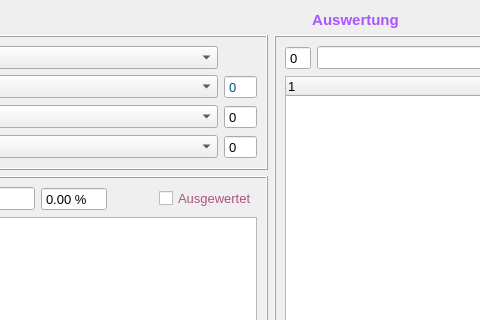
Above: formevaluation.ui from fasa1964/fshkap before the change; both pictures show x 163 to 643 and y 0 to 320 of the 1037 by 615 pixel window. Below: the same form after it.
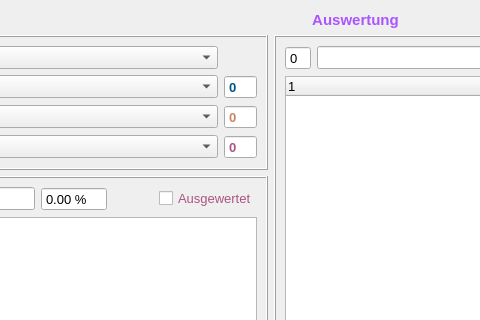
That is the form after the change.

```diff
--- a/formevaluation.ui
+++ b/formevaluation.ui
@@ -496,6 +496,12 @@
           </disabled>
          </palette>
         </property>
+        <property name="font">
+         <font>
+          <weight>75</weight>
+          <bold>true</bold>
+         </font>
+        </property>
         <property name="alignment">
          <set>Qt::AlignLeading|Qt::AlignLeft|Qt::AlignVCenter</set>
         </property>
@@ -512,6 +518,49 @@
       </item>
       <item row="2" column="2">
        <widget class="QSpinBox" name="countSkillBox">
+        <property name="palette">
+         <palette>
+          <active>
+           <colorrole role="Text">
+            <brush brushstyle="SolidPattern">
+             <color alpha="255">
+              <red>200</red>
+              <green>133</green>
+              <blue>99</blue>
+             </color>
+            </brush>
+           </colorrole>
+          </active>
+          <inactive>
+           <colorrole role="Text">
+            <brush brushstyle="SolidPattern">
+             <color alpha="255">
+              <red>200</red>
+              <green>133</green>
+              <blue>99</blue>
+             </color>
+            </brush>
+           </colorrole>
+          </inactive>
+          <disabled>
+           <colorrole role="Text">
+            <brush brushstyle="SolidPattern">
+             <color alpha="255">
+              <red>120</red>
+              <green>120</green>
+              <blue>120</blue>
+             </color>
+            </brush>
+           </colorrole>
+          </disabled>
+         </palette>
+        </property>
+        <property name="font">
+         <font>
+          <weight>75</weight>
+          <bold>true</bold>
+         </font>
+        </property>
         <property name="readOnly">
          <bool>true</bool>
         </property>
@@ -522,6 +571,49 @@
       </item>
       <item row="3" column="2">
        <widget class="QSpinBox" name="countProjektBox">
+        <property name="palette">
+         <palette>
+          <active>
+           <colorrole role="Text">
+            <brush brushstyle="SolidPattern">
+             <color alpha="255">
+              <red>170</red>
+              <green>85</green>
+              <blue>127</blue>
+             </color>
+            </brush>
+           </colorrole>
+          </active>
+          <inactive>
+           <colorrole role="Text">
+            <brush brushstyle="SolidPattern">
+             <color alpha="255">
+              <red>170</red>
+              <green>85</green>
+              <blue>127</blue>
+             </color>
+            </brush>
+           </colorrole>
+          </inactive>
+          <disabled>
+           <colorrole role="Text">
+            <brush brushstyle="SolidPattern">
+             <color alpha="255">
+              <red>120</red>
+              <green>120</green>
+              <blue>120</blue>
+             </color>
+            </brush>
+           </colorrole>
+          </disabled>
+         </palette>
+        </property>
+        <property name="font">
+         <font>
+          <weight>75</weight>
+          <bold>true</bold>
+         </font>
+        </property>
         <property name="readOnly">
          <bool>true</bool>
         </property>
```
Left out of the diff: 3 changed lines with no effect on the pictures.
